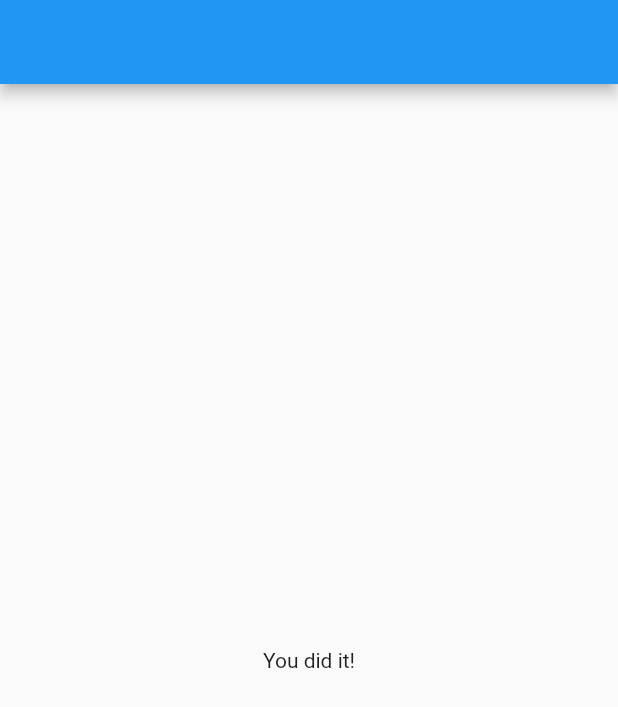
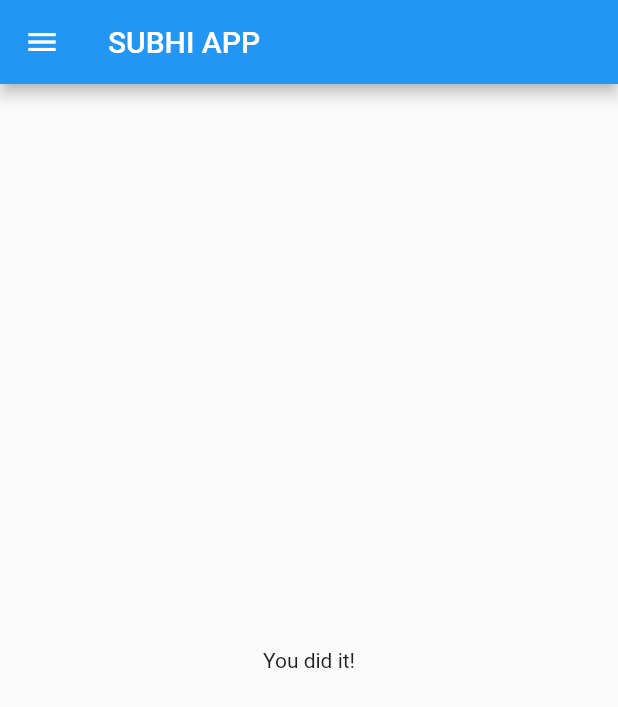
Before and after one commit to subhipandey/fluttermaterialapp, a Flutter app: the HomePage screen opened directly, on a phone screen of 412 x 824 dp. Shown: the top 707 px of the screen. Run offline on Flutter 3.47's test engine with Material 2 defaults, Android fonts, the phone set to English and light mode, and no system bars.

Commit message:
added app bar

```diff
--- a/lib/home.dart
+++ b/lib/home.dart
@@ -25,6 +25,16 @@ class HomePage extends StatelessWidget {
       // TODO: Add app bar (102)
 
       appBar: AppBar(
+      title: Text('SUBHI APP'),
+      leading: IconButton(
+      icon: Icon(
+        Icons.menu,
+        semanticLabel: 'menu',
+      ),
+      onPressed: () {
+        print('Menu button');
+      },
+    ),
       // TODO: Add a grid view (102)
       ),
 
```
